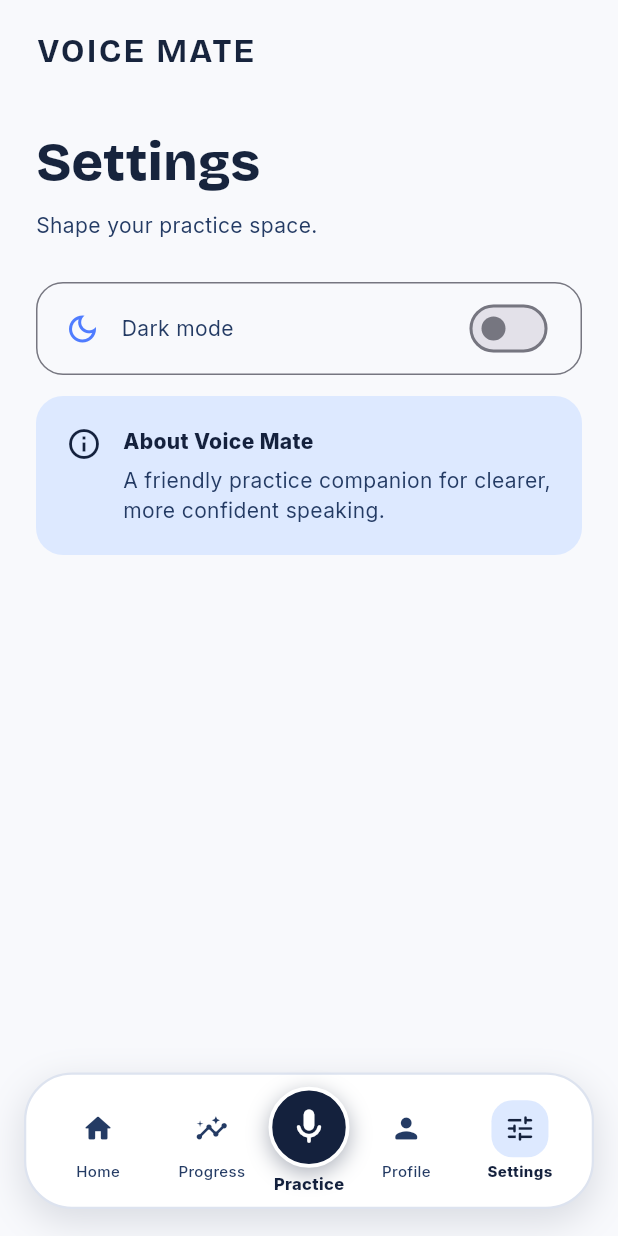
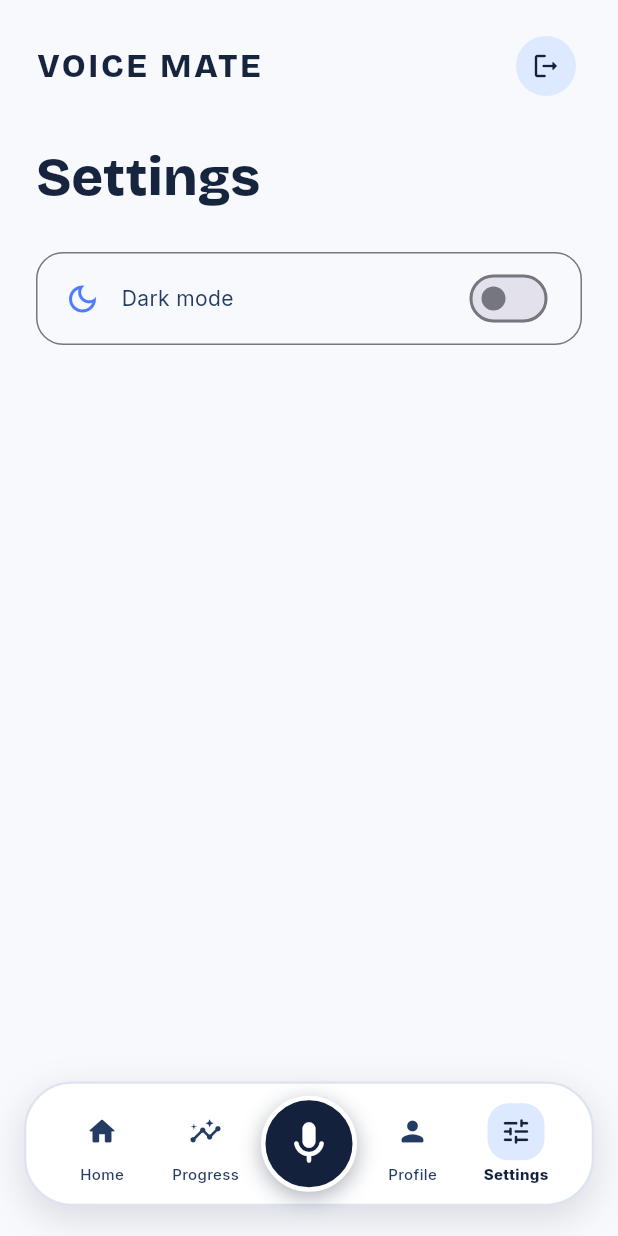
Before and after one commit to gerardosison/App_Builder_Hackathon, a Flutter app: the HomeScreen screen opened directly, item 5 of the bottom bar chosen, on a phone screen of 412 x 824 dp. Run offline on Flutter 3.47's test engine with Material 3 defaults, Android fonts, the phone set to English and light mode, and no system bars; our stand-ins replace google_fonts.

Commit message:
Adjustments to sections

```diff
--- a/lib/features/home/presentation/home_screen.dart
+++ b/lib/features/home/presentation/home_screen.dart
@@ -41,7 +41,7 @@ class _HomeScreenState extends State<HomeScreen> {
             Positioned(
               left: 16,
               right: 16,
-              bottom: 18,
+              bottom: 20,
               child: _FloatingNavBar(
                 items: _navItems,
                 selectedIndex: _selected,
@@ -55,13 +55,16 @@ class _HomeScreenState extends State<HomeScreen> {
   }
 
   Widget _buildCurrentTab(BuildContext context) {
+    late final Widget content;
     switch (_selected) {
       case 0:
-        return _HomeTabView(onLogout: _showLogoutPrompt);
+        content = const SizedBox.shrink();
+        break;
       case 1:
-        return const _ProgressTabView();
+        content = const SizedBox.shrink();
+        break;
       case 2:
-        return _PracticeTabView(
+        content = _PracticeTabView(
           onStart: () {
             Navigator.push(
               context,
@@ -69,13 +72,25 @@ class _HomeScreenState extends State<HomeScreen> {
             );
           },
         );
+        break;
       case 3:
-        return const _ProfileTabView();
+        content = const SizedBox.shrink();
+        break;
       case 4:
-        return const _SettingsTabView();
+        content = const _SettingsTabView();
+        break;
       default:
-        return _HomeTabView(onLogout: _showLogoutPrompt);
+        content = const SizedBox.shrink();
     }
+
+    return Column(
+      crossAxisAlignment: CrossAxisAlignment.stretch,
+      children: [
+        _HomeHeaderOnly(onLogout: _showLogoutPrompt),
+        if (_selected != 0) const SizedBox(height: 28),
+        content,
+      ],
+    );
   }
 
   Future<void> _showLogoutPrompt() async {
@@ -128,6 +143,34 @@ class _NavItem {
   final String label;
 }
 
+class _HomeHeaderOnly extends StatelessWidget {
+  const _HomeHeaderOnly({required this.onLogout});
+  final VoidCallback onLogout;
+
+  @override
+  Widget build(BuildContext context) => Row(
+    mainAxisAlignment: MainAxisAlignment.spaceBetween,
+    children: [
+      Text(
+        'VOICE MATE',
+        style: Theme.of(context).textTheme.titleLarge?.copyWith(
+          letterSpacing: 1.8,
+          fontWeight: FontWeight.w900,
+        ),
+      ),
+      IconButton(
+        onPressed: onLogout,
+        tooltip: 'Log out',
+        style: IconButton.styleFrom(
+          foregroundColor: AppColors.navy,
+          backgroundColor: AppColors.sky,
+        ),
+        icon: const Icon(Icons.logout_rounded, size: 20),
+      ),
+    ],
+  );
+}
+
 /// Bottom-anchored floating rounded navigation bar
 class _FloatingNavBar extends StatelessWidget {
   const _FloatingNavBar({
@@ -143,7 +186,8 @@ class _FloatingNavBar extends StatelessWidget {
   @override
   Widget build(BuildContext context) {
     return Container(
-      padding: const EdgeInsets.symmetric(horizontal: 10, vertical: 8),
+      padding: const EdgeInsets.symmetric(horizontal: 16, vertical: 8),
+      clipBehavior: Clip.none,
       decoration: BoxDecoration(
         color: Colors.white,
         borderRadius: BorderRadius.circular(32),
@@ -165,41 +209,39 @@ class _FloatingNavBar extends StatelessWidget {
           final isPractice = index == 2; // Middle item: Practice
 
           if (isPractice) {
-            // Practice: Middle one, emphasized and inside a large colored circle
-            return GestureDetector(
+            // Reserve the same horizontal slot as the other items, then lift
+            // the large control above the bar without changing its layout.
+            return Expanded(
+              child: Transform.translate(
+                offset: const Offset(0, 0),
+                child: GestureDetector(
                   onTap: () => onSelected(index),
                   behavior: HitTestBehavior.opaque,
                   child: Column(
                     mainAxisSize: MainAxisSize.min,
                     children: [
                       Container(
-                    width: 54,
-                    height: 54,
+                        width: 64,
+                        height: 64,
                         decoration: BoxDecoration(
                           color: isSelected ? AppColors.blue : AppColors.navy,
                           shape: BoxShape.circle,
-                      border: Border.all(color: Colors.white, width: 2.5),
+                          border: Border.all(color: Colors.white, width: 3),
                           boxShadow: [
                             BoxShadow(
-                          color: (isSelected ? AppColors.blue : AppColors.navy)
+                              color:
+                                  (isSelected ? AppColors.blue : AppColors.navy)
                                       .withValues(alpha: 0.35),
                               blurRadius: 12,
                               offset: const Offset(0, 4),
                             ),
                           ],
                         ),
-                    child: Icon(item.icon, color: Colors.white, size: 28),
+                        child: Icon(item.icon, color: Colors.white, size: 34),
                       ),
-                  const SizedBox(height: 3),
-                  Text(
-                    item.label,
-                    style: TextStyle(
-                      fontSize: 11,
-                      fontWeight: FontWeight.w800,
-                      color: isSelected ? AppColors.blue : AppColors.navy,
+                    ],
                   ),
                 ),
-                ],
               ),
             );
           }
--- a/lib/features/onboarding/presentation/personalization_screen.dart
+++ b/lib/features/onboarding/presentation/personalization_screen.dart
@@ -44,7 +44,9 @@ class _PersonalizationScreenState extends State<PersonalizationScreen> {
       if (_selectedPractices.isEmpty) {
         ScaffoldMessenger.of(context).showSnackBar(
           const SnackBar(
-            content: Text('Please select at least one practice goal to continue.'),
+            content: Text(
+              'Please select at least one practice goal to continue.',
+            ),
             backgroundColor: AppColors.coral,
           ),
         );
@@ -83,7 +85,10 @@ class _PersonalizationScreenState extends State<PersonalizationScreen> {
                     children: [
                       const Text(
                         'Select Practice Goals',
-                        style: TextStyle(fontSize: 18, fontWeight: FontWeight.bold),
+                        style: TextStyle(
+                          fontSize: 18,
+                          fontWeight: FontWeight.bold,
+                        ),
                       ),
                       IconButton(
                         icon: const Icon(Icons.close_rounded),
@@ -103,7 +108,9 @@ class _PersonalizationScreenState extends State<PersonalizationScreen> {
                       title: Text(
                         option,
                         style: TextStyle(
-                          fontWeight: selected ? FontWeight.bold : FontWeight.normal,
+                          fontWeight: selected
+                              ? FontWeight.bold
+                              : FontWeight.normal,
                         ),
                       ),
                       activeColor: AppColors.blue,
@@ -164,7 +171,7 @@ class _PersonalizationScreenState extends State<PersonalizationScreen> {
         centerTitle: true,
       ),
       body: SafeArea(
-        child: SingleChildScrollView(
+        child: Padding(
           padding: const EdgeInsets.fromLTRB(28, 8, 28, 28),
           child: Column(
             crossAxisAlignment: CrossAxisAlignment.stretch,
@@ -188,22 +195,28 @@ class _PersonalizationScreenState extends State<PersonalizationScreen> {
               ),
               const SizedBox(height: 28),
 
+              Expanded(
+                child: SingleChildScrollView(
+                  child: Column(
+                    crossAxisAlignment: CrossAxisAlignment.stretch,
+                    children: [
                       // Page Title & Subtitle
                       Text(
                         isLanguagePage
                             ? 'What language would you like to use?'
                             : 'What are you practicing for? (Select all that apply)',
-                style: Theme.of(context).textTheme.headlineMedium?.copyWith(
-                      letterSpacing: -0.5,
-                      height: 1.25,
-                    ),
+                        style: Theme.of(context).textTheme.headlineMedium
+                            ?.copyWith(letterSpacing: -0.5, height: 1.25),
                       ),
                       const SizedBox(height: 10),
                       Text(
                         isLanguagePage
                             ? 'Select your preferred language with flag icon & flag name.'
                             : 'Choose all speaking formats relevant to your goals from the dropdown.',
-                style: const TextStyle(fontSize: 14, color: AppColors.navySoft),
+                        style: const TextStyle(
+                          fontSize: 14,
+                          color: AppColors.navySoft,
+                        ),
                       ),
                       const SizedBox(height: 28),
 
@@ -222,7 +235,10 @@ class _PersonalizationScreenState extends State<PersonalizationScreen> {
                               value: display,
                               child: Row(
                                 children: [
-                          Text(lang.flag, style: const TextStyle(fontSize: 20)),
+                                  Text(
+                                    lang.flag,
+                                    style: const TextStyle(fontSize: 20),
+                                  ),
                                   const SizedBox(width: 12),
                                   Text(
                                     lang.name,
@@ -251,12 +267,18 @@ class _PersonalizationScreenState extends State<PersonalizationScreen> {
                           ),
                           child: Row(
                             children: [
-                      const Icon(Icons.info_outline_rounded, color: AppColors.navy),
+                              const Icon(
+                                Icons.info_outline_rounded,
+                                color: AppColors.navy,
+                              ),
                               const SizedBox(width: 12),
                               Expanded(
                                 child: Text(
                                   'You can modify this anytime in Settings.',
-                          style: const TextStyle(fontSize: 12.5, color: AppColors.navy),
+                                  style: const TextStyle(
+                                    fontSize: 12.5,
+                                    color: AppColors.navy,
+                                  ),
                                 ),
                               ),
                             ],
@@ -268,14 +290,18 @@ class _PersonalizationScreenState extends State<PersonalizationScreen> {
                       else ...[
                         const SizedBox(height: 8),
                         ..._practiceOptions.map((option) {
-                  final isSelected = _selectedPractices.contains(option);
+                          final isSelected = _selectedPractices.contains(
+                            option,
+                          );
                           return Card(
                             margin: const EdgeInsets.only(bottom: 8),
                             elevation: 0,
                             shape: RoundedRectangleBorder(
                               borderRadius: BorderRadius.circular(14),
                               side: BorderSide(
-                        color: isSelected ? AppColors.blue : AppColors.line,
+                                color: isSelected
+                                    ? AppColors.blue
+                                    : AppColors.line,
                                 width: isSelected ? 1.5 : 1.0,
                               ),
                             ),
@@ -294,8 +320,12 @@ class _PersonalizationScreenState extends State<PersonalizationScreen> {
                               title: Text(
                                 option,
                                 style: TextStyle(
-                          fontWeight: isSelected ? FontWeight.w700 : FontWeight.w500,
-                          color: isSelected ? AppColors.navy : AppColors.ink,
+                                  fontWeight: isSelected
+                                      ? FontWeight.w700
+                                      : FontWeight.w500,
+                                  color: isSelected
+                                      ? AppColors.navy
+                                      : AppColors.ink,
                                 ),
                               ),
                               activeColor: AppColors.blue,
@@ -305,8 +335,13 @@ class _PersonalizationScreenState extends State<PersonalizationScreen> {
                         }),
                         const SizedBox(height: 20),
                       ],
+                    ],
+                  ),
+                ),
+              ),
+              const SizedBox(height: 14),
 
-              // Action Button
+              // Bottom-anchored action for the active preference page.
               SizedBox(
                 height: 54,
                 child: ElevatedButton(
--- a/lib/features/settings/presentation/settings_screen.dart
+++ b/lib/features/settings/presentation/settings_screen.dart
@@ -12,16 +12,7 @@ class SettingsScreen extends StatelessWidget {
     return Column(
       crossAxisAlignment: CrossAxisAlignment.stretch,
       children: [
-        Text(
-          'VOICE MATE',
-          style: Theme.of(
-            context,
-          ).textTheme.titleLarge?.copyWith(letterSpacing: 1.5),
-        ),
-        const SizedBox(height: 38),
         Text('Settings', style: Theme.of(context).textTheme.displaySmall),
-        const SizedBox(height: 10),
-        const Text('Shape your practice space.'),
         const SizedBox(height: 28),
         Container(
           padding: const EdgeInsets.symmetric(horizontal: 18, vertical: 6),
@@ -44,40 +35,6 @@ class SettingsScreen extends StatelessWidget {
             ],
           ),
         ),
-        const SizedBox(height: 14),
-        Container(
-          padding: const EdgeInsets.all(20),
-          decoration: BoxDecoration(
-            color: AppColors.sky,
-            borderRadius: BorderRadius.circular(18),
-          ),
-          child: const Row(
-            crossAxisAlignment: CrossAxisAlignment.start,
-            children: [
-              Icon(Icons.info_outline, color: AppColors.navy),
-              SizedBox(width: 14),
-              Expanded(
-                child: Column(
-                  crossAxisAlignment: CrossAxisAlignment.start,
-                  children: [
-                    Text(
-                      'About Voice Mate',
-                      style: TextStyle(
-                        fontWeight: FontWeight.w800,
-                        color: AppColors.navy,
-                      ),
-                    ),
-                    SizedBox(height: 6),
-                    Text(
-                      'A friendly practice companion for clearer, more confident speaking.',
-                      style: TextStyle(color: AppColors.navySoft),
-                    ),
-                  ],
-                ),
-              ),
-            ],
-          ),
-        ),
       ],
     );
   }
```
Lines whose indentation alone changed are shown as unchanged.
